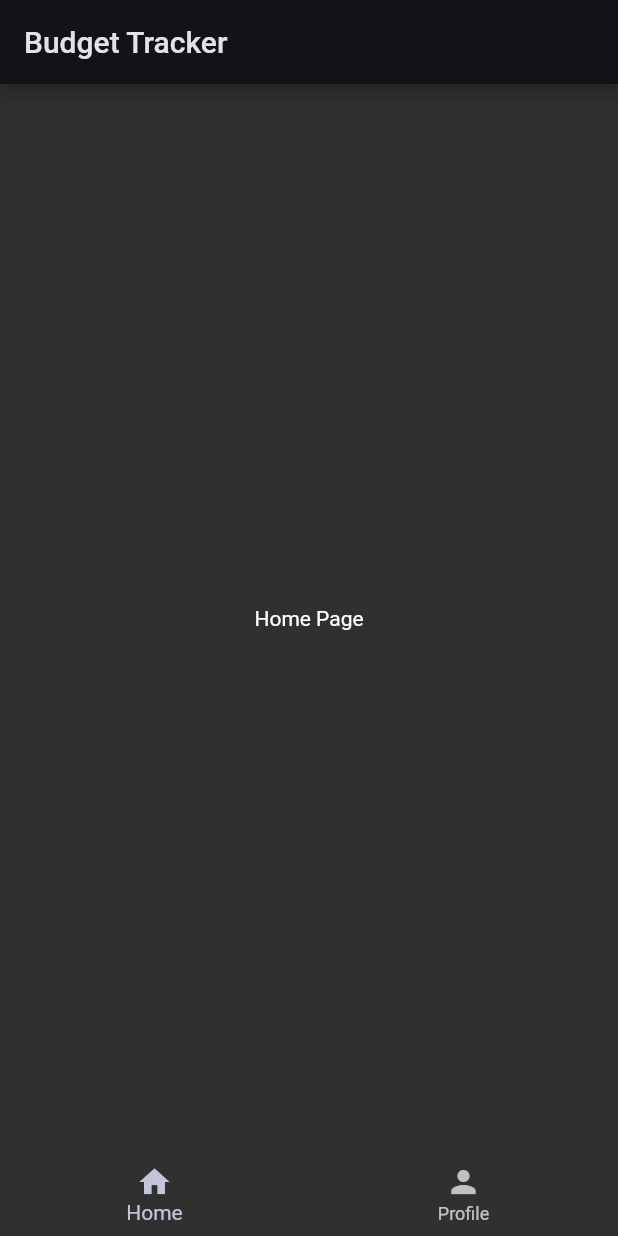
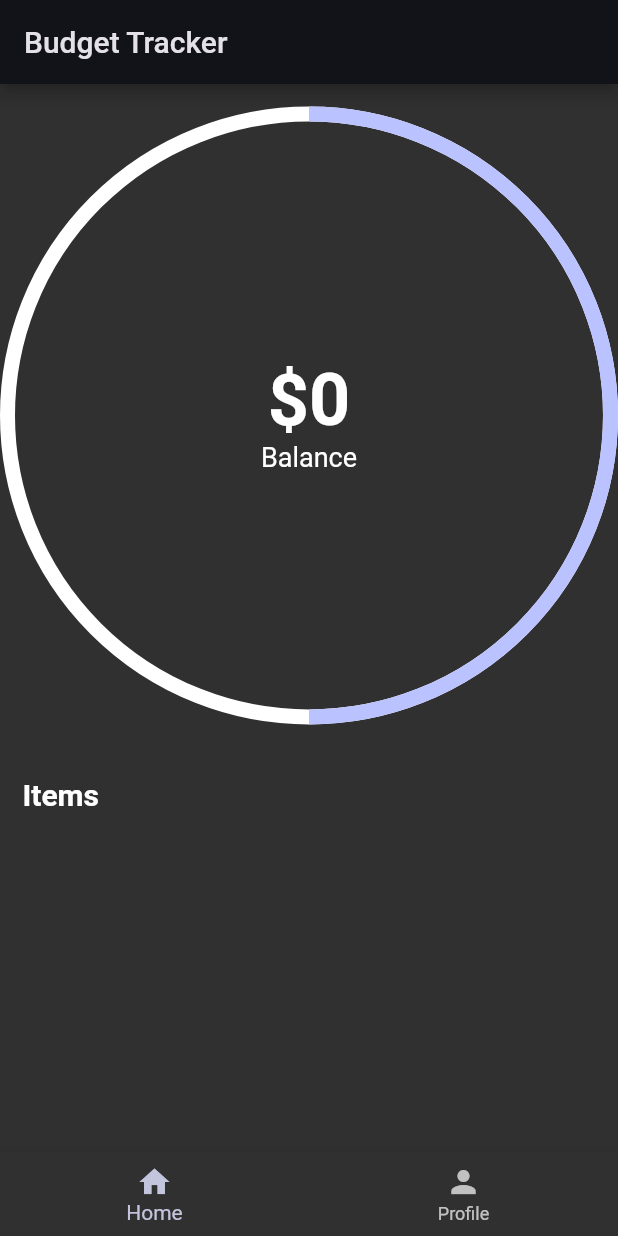
Before and after one commit to ssonhub/budget_tracker, a Flutter app: the screen it shows after launch, on a phone screen of 412 x 824 dp. Run offline on Flutter 3.47's test engine with Material 2 defaults, Android fonts, the phone set to English and light mode, and no system bars; drawn by our look-alikes of percent_indicator.

Commit message:
added CircularPercentIndicator

```diff
--- a/budget_tracker/lib/pages/home_page.dart
+++ b/budget_tracker/lib/pages/home_page.dart
@@ -1,12 +1,63 @@
 import 'package:flutter/material.dart';
+import 'package:percent_indicator/circular_percent_indicator.dart';
 
 class HomePage extends StatelessWidget {
   const HomePage({super.key});
 
   @override
   Widget build(BuildContext context) {
-    return const Center(
-      child: Text("Home Page"),
+    final screenSize = MediaQuery.of(context).size;
+    return SingleChildScrollView(
+      child: Padding(
+        padding: EdgeInsets.all(15.0),
+        child: SizedBox(
+          width: screenSize.width,
+          child: Column(
+            crossAxisAlignment: CrossAxisAlignment.start,
+            children: [
+              Align(
+                alignment: Alignment.topCenter,
+                child: CircularPercentIndicator(
+                  // we set the radius to be half of the screen width every time
+                  radius: screenSize.width / 2,
+                  lineWidth: 10.0, // how thick the line is
+                  percent: .5, // percent goes from 0 -> 1
+                  backgroundColor: Colors.white,
+                  center: Column(
+                    mainAxisSize: MainAxisSize.min,
+                    children: const [
+                      Text(
+                        "\$0",
+                        style: TextStyle(
+                            fontSize: 48, fontWeight: FontWeight.bold),
+                      ),
+                      Text(
+                        "Balance",
+                        style: TextStyle(fontSize: 18),
+                      ),
+                    ],
+                  ),
+                  /* To be able to use our Theme throughout the app,
+                  we can access it using Theme.of(context).colorScheme
+                  There are many fields inside the .colorScheme but here we
+                  want the primary color, so we can just say .primary */
+                  progressColor: Theme.of(context).colorScheme.primary,
+                ),
+              ),
+              const SizedBox(
+                height: 35,
+              ),
+              const Text(
+                "Items",
+                style: TextStyle(fontSize: 20, fontWeight: FontWeight.bold),
+              ),
+              const SizedBox(
+                height: 10,
+              )
+            ],
+          ),
+        ),
+      ),
     );
   }
 }
```
Also changed, not shown: budget_tracker/pubspec.yaml (+3 -5 lines), budget_tracker/pubspec.lock.
